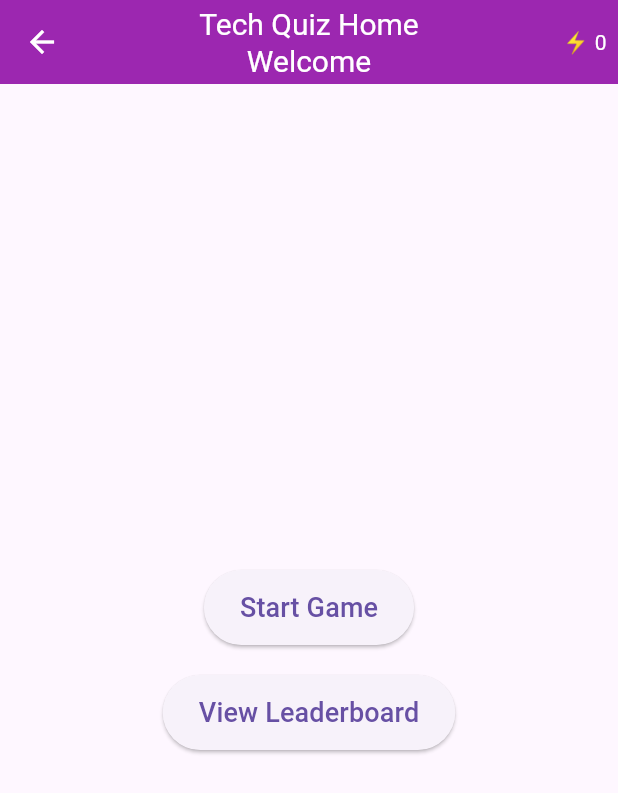
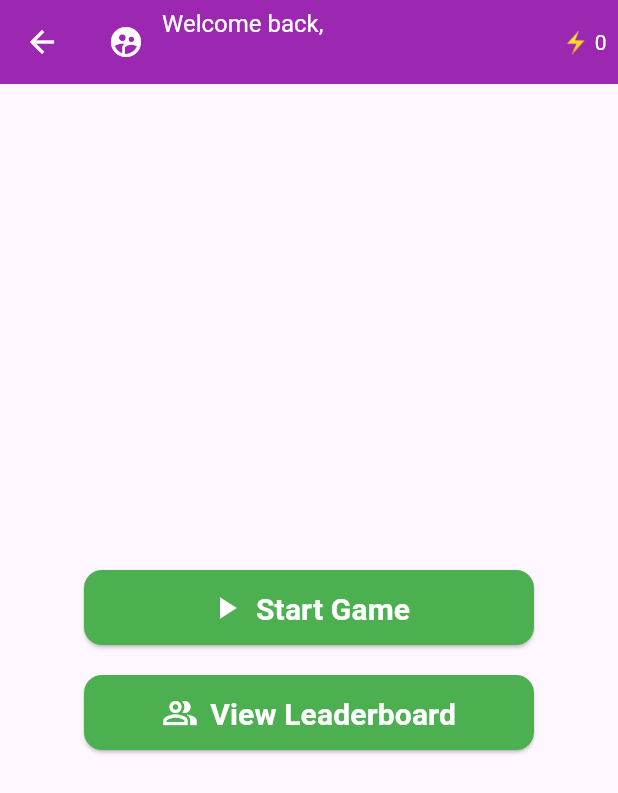
Before and after one commit to udara-neminda-chandrawansa/group_16_entertainment_app, a Flutter app: the HomePage screen opened directly with empty values, on a phone screen of 412 x 824 dp. Shown: the top 793 px of the screen. Run offline on Flutter 3.47's test engine with Material 3 defaults, Android fonts, the light colour scheme and no system bars; our stand-ins replace flutter_riverpod, share_plus, shared_preferences, supabase_flutter; accounts and stored records are empty.

Commit message:
custom components implemented in Homepage

```diff
--- a/lib/screens/home_page.dart
+++ b/lib/screens/home_page.dart
@@ -18,11 +18,8 @@ class HomePage extends StatelessWidget {
   Widget build(BuildContext context) {
     return Scaffold(
       appBar: AppBar(
-        title: Text(
-          'Tech Quiz Home\nWelcome $username',
-          textAlign: TextAlign.center,
-          style: TextStyle(fontSize: 20),
-        ),
+        // User Profile Section as title
+        title: UserProfile(username: username),
         backgroundColor: Colors.purple,
         foregroundColor: Colors.white,
         centerTitle: true,
@@ -42,8 +39,11 @@ class HomePage extends StatelessWidget {
         child: Column(
           mainAxisAlignment: MainAxisAlignment.center,
           children: [
-            ElevatedButton(
-              onPressed: () {
+            // custom button widget for Start Game
+            Center(
+              child: CustomButton(
+                text: 'Start Game',
+                onTap: () {
                   Navigator.push(
                     context,
                     MaterialPageRoute(
@@ -56,17 +56,17 @@ class HomePage extends StatelessWidget {
                     ),
                   );
                 },
-              style: ElevatedButton.styleFrom(
-                padding: const EdgeInsets.symmetric(
-                  horizontal: 24,
-                  vertical: 12,
+                color: Colors.green,
+                icon: Icons.play_arrow,
+                size: 20.0,
               ),
             ),
-              child: const Text('Start Game', style: TextStyle(fontSize: 18)),
-            ),
             const SizedBox(height: 20), // Space between buttons
-            ElevatedButton(
-              onPressed: () {
+            // custom button widget for View Leaderboard
+            Center(
+              child: CustomButton(
+                text: 'View Leaderboard',
+                onTap: () {
                   Navigator.push(
                     context,
                     MaterialPageRoute(
@@ -74,15 +74,9 @@ class HomePage extends StatelessWidget {
                     ),
                   );
                 },
-              style: ElevatedButton.styleFrom(
-                padding: const EdgeInsets.symmetric(
-                  horizontal: 24,
-                  vertical: 12,
-                ),
-              ),
-              child: const Text(
-                'View Leaderboard',
-                style: TextStyle(fontSize: 18),
+                color: Colors.green,
+                icon: Icons.people_alt_outlined,
+                size: 20.0,
               ),
             ),
           ],
@@ -91,3 +85,75 @@ class HomePage extends StatelessWidget {
     );
   }
 }
+
+// CustomButton and UserProfile widgets
+class CustomButton extends StatelessWidget {
+  final String text;
+  final VoidCallback onTap;
+  final Color color;
+  final IconData? icon;
+  final double size;
+
+  const CustomButton({
+    Key? key,
+    required this.text,
+    required this.onTap,
+    this.color = Colors.blue,
+    this.icon,
+    this.size = 18.0,
+  }) : super(key: key);
+
+  @override
+  Widget build(BuildContext context) {
+    return ElevatedButton.icon(
+      onPressed: onTap,
+      style: ElevatedButton.styleFrom(
+        backgroundColor: color,
+        shape: RoundedRectangleBorder(borderRadius: BorderRadius.circular(12)),
+        padding: EdgeInsets.symmetric(vertical: 12, horizontal: 16),
+        fixedSize: Size(300, 50),
+      ),
+      icon:
+          icon != null
+              ? Icon(icon, size: size + 4, color: Colors.white)
+              : const SizedBox.shrink(),
+      label: Text(
+        text,
+        style: TextStyle(
+          fontSize: size,
+          fontWeight: FontWeight.bold,
+          color: Colors.white,
+        ),
+      ),
+    );
+  }
+}
+
+class UserProfile extends StatelessWidget {
+  final String username;
+
+  const UserProfile({Key? key, required this.username}) : super(key: key);
+
+  @override
+  Widget build(BuildContext context) {
+    return Row(
+      children: [
+        Icon(Icons.supervised_user_circle, color: Colors.white),
+        const SizedBox(width: 12),
+        Column(
+          crossAxisAlignment: CrossAxisAlignment.start,
+          children: [
+            Text(
+              'Welcome back,',
+              style: TextStyle(fontSize: 16, color: Colors.white),
+            ),
+            Text(
+              username,
+              style: const TextStyle(fontSize: 20, fontWeight: FontWeight.bold),
+            ),
+          ],
+        ),
+      ],
+    );
+  }
+}
```
Lines whose indentation alone changed are shown as unchanged.
